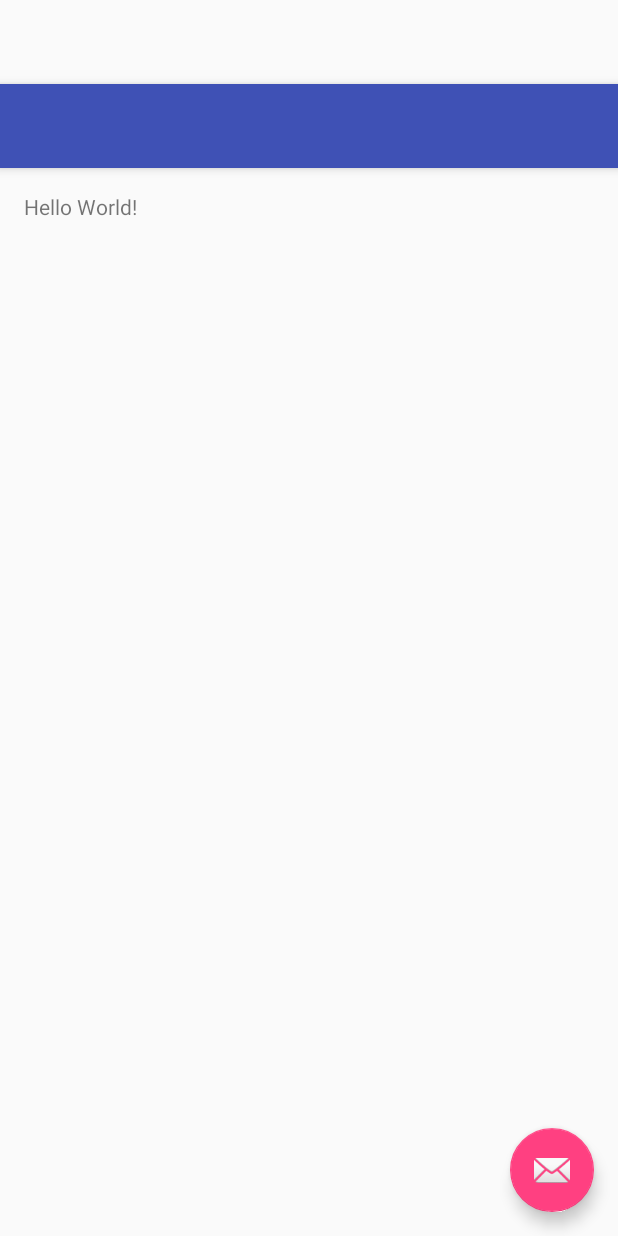
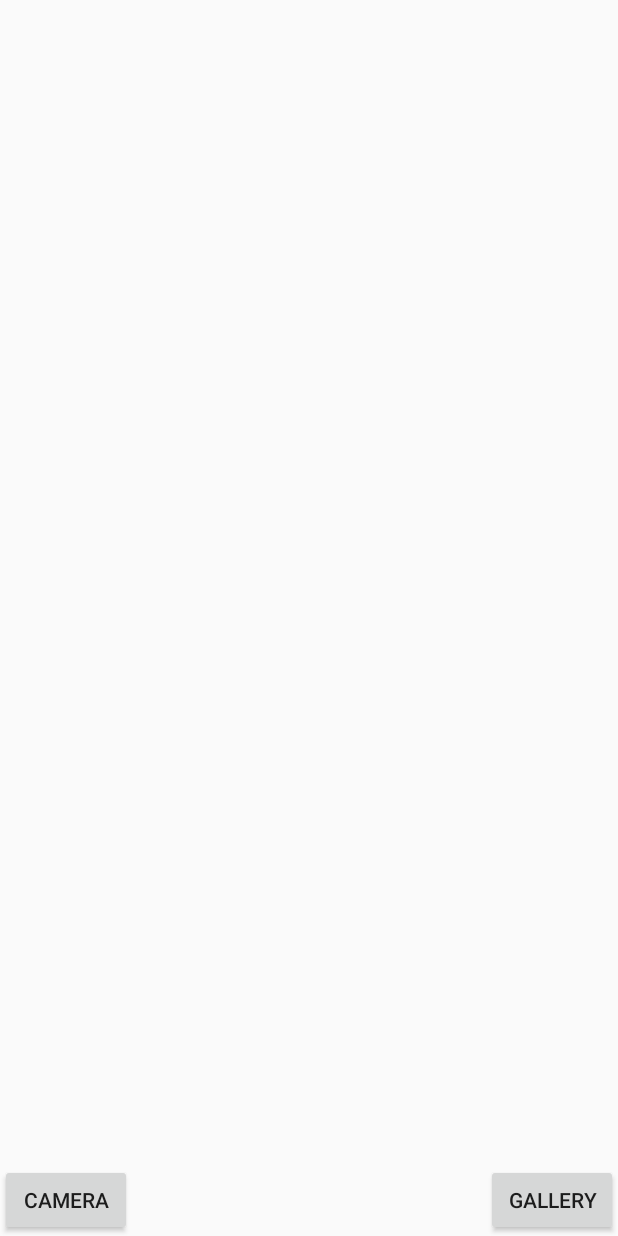
Before and after one commit to ICMS-android-application/ICMS, an Android app: the layout activity_main.xml on its own in the app's theme, with its tools: preview values and no code run, on a phone screen of 412 x 824 dp. Run offline under Robolectric (Android 15) with nearby library versions, the phone set to English and light mode, and no system bars.

Commit message:
camera and photo gallery

```diff
--- a/app/src/main/AndroidManifest.xml
+++ b/app/src/main/AndroidManifest.xml
@@ -1,6 +1,10 @@
 <?xml version="1.0" encoding="utf-8"?>
 <manifest xmlns:android="http://schemas.android.com/apk/res/android"
     package="com.example.dingfeng.icms">
+
+    <uses-permission android:name="android.permission.READ_EXTERNAL_STORAGE" />
+    <uses-permission android:name="android.permission.WRITE_EXTERNAL_STORAGE" />
+    <uses-permission android:name="android.permission.MEDIA_CONTENT_CONTROL" />
 
     <application
         android:allowBackup="true"
--- a/app/src/main/res/layout/activity_main.xml
+++ b/app/src/main/res/layout/activity_main.xml
@@ -1,34 +1,41 @@
 <?xml version="1.0" encoding="utf-8"?>
-<android.support.design.widget.CoordinatorLayout xmlns:android="http://schemas.android.com/apk/res/android"
+<LinearLayout xmlns:android="http://schemas.android.com/apk/res/android"
     xmlns:app="http://schemas.android.com/apk/res-auto"
     xmlns:tools="http://schemas.android.com/tools"
     android:layout_width="match_parent"
     android:layout_height="match_parent"
     android:fitsSystemWindows="true"
-    tools:context="com.example.dingfeng.icms.MainActivity">
+    tools:context="com.example.dingfeng.icms.MainActivity"
+    android:orientation="vertical"
+    android:weightSum="1">
 
-    <android.support.design.widget.AppBarLayout
+
+    <ImageView
         android:layout_width="match_parent"
-        android:layout_height="wrap_content"
-        android:theme="@style/AppTheme.AppBarOverlay">
+        android:layout_height="417dp"
+        android:id="@+id/imageView"
+        android:layout_gravity="center_horizontal" />
 
-        <android.support.v7.widget.Toolbar
-            android:id="@+id/toolbar"
-            android:layout_width="match_parent"
-            android:layout_height="?attr/actionBarSize"
-            android:background="?attr/colorPrimary"
-            app:popupTheme="@style/AppTheme.PopupOverlay" />
+    <RelativeLayout
+        android:layout_width="match_parent"
+        android:layout_height="match_parent"
+        android:layout_gravity="center_horizontal">
 
-    </android.support.design.widget.AppBarLayout>
+        <Button
+            android:layout_width="wrap_content"
+            android:layout_height="wrap_content"
+            android:text="camera"
+            android:id="@+id/camera"
+            android:layout_alignParentBottom="true"
+            android:layout_alignParentStart="true" />
 
-    <include layout="@layout/content_main" />
+        <Button
+            android:layout_width="wrap_content"
+            android:layout_height="wrap_content"
+            android:text="gallery"
+            android:id="@+id/gallery"
+            android:layout_alignTop="@+id/camera"
+            android:layout_alignParentEnd="true" />
+    </RelativeLayout>
 
-    <android.support.design.widget.FloatingActionButton
-        android:id="@+id/fab"
-        android:layout_width="wrap_content"
-        android:layout_height="wrap_content"
-        android:layout_gravity="bottom|end"
-        android:layout_margin="@dimen/fab_margin"
-        android:src="@android:drawable/ic_dialog_email" />
-
-</android.support.design.widget.CoordinatorLayout>
+</LinearLayout>
```
Also changed, not shown: app/src/main/java/com/example/dingfeng/icms/MainActivity.java (+73 -28 lines).
